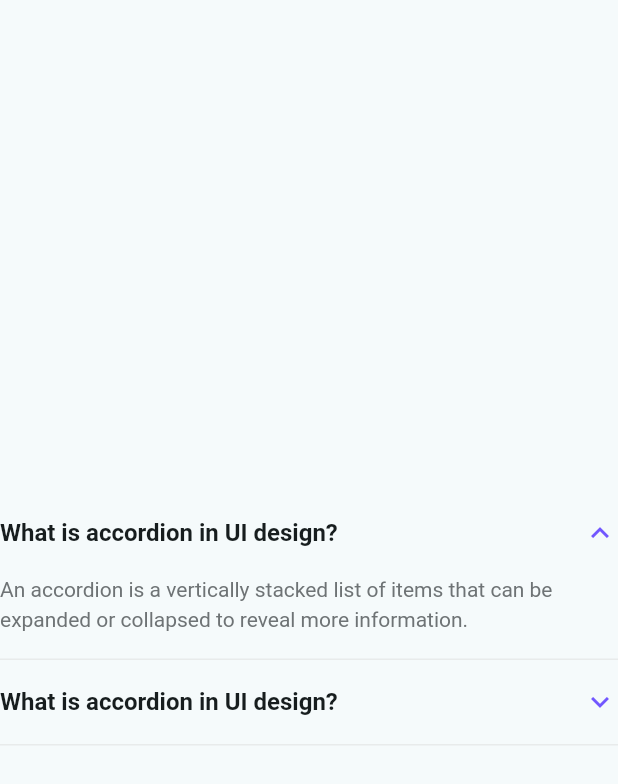
After one commit to nucleusui/nucleus-flutter, a Flutter app: the AccordionPage screen opened by its route, after a tap on "What is accordion in UI design?", on a phone screen of 412 x 824 dp. The commit adds this screen. Shown: the top 784 px of the screen. Run offline on Flutter 3.47's test engine with Material 3 defaults, Android fonts, the phone set to English and light mode, and no system bars; our stand-ins replace flutter_svg, go_router, web; missing offline and left inert: dart:js_interop; statements that could not run were skipped.

Commit message:
feat: create Accordion component

````diff
--- a/lib/nucleus_ui.dart
+++ b/lib/nucleus_ui.dart
@@ -1,4 +1,5 @@
 // Components
+export 'src/accordion.dart';
 export 'src/avatar.dart';
 export 'src/badge.dart';
 export 'src/button.dart';
--- /dev/null
+++ b/lib/src/accordion.dart
@@ -0,0 +1,221 @@
+import 'package:flutter/material.dart';
+import 'package:nucleus_ui/constant/colors.dart';
+import 'package:nucleus_ui/constant/typography.dart';
+import 'package:nucleus_ui/extension/context.dart';
+
+/// A customizable accordion widget that can expand and collapse content.
+///
+/// The `Accordion` widget displays a list of items that can be expanded
+/// or collapsed to reveal more information. Each item consists of a header
+/// and expandable content.
+///
+/// Example usage:
+/// ```dart
+/// Accordion(
+///   items: [
+///     AccordionItem(
+///       title: 'What is accordion in UI design?',
+///       content: 'An accordion is a vertically stacked list of items that can be expanded or collapsed to reveal more information.',
+///     ),
+///     AccordionItem(
+///       title: 'Another question',
+///       content: 'This is the answer to another question.',
+///     ),
+///   ],
+/// )
+/// ```
+class Accordion extends StatelessWidget {
+  /// Creates an `Accordion` widget.
+  ///
+  /// The [items] parameter is required and specifies the accordion items.
+  const Accordion({
+    super.key,
+    required this.items,
+    this.type = AccordionType.simple,
+    this.expandAll = false,
+    this.borderRadius = const BorderRadius.all(Radius.circular(8)),
+    this.dividerColor,
+    this.headerBackgroundColor,
+    this.headerTextStyle,
+    this.contentBackgroundColor,
+    this.contentTextStyle,
+    this.expandIcon = Icons.expand_more,
+    this.collapseIcon = Icons.expand_less,
+    this.customExpandIcon,
+    this.customCollapseIcon,
+    this.iconColor,
+    this.padding = const EdgeInsets.symmetric(vertical: 16),
+  });
+
+  /// The list of accordion items to display.
+  final List<AccordionItem> items;
+
+  /// The type of accordion to display.
+  final AccordionType type;
+
+  /// Expand by default.
+  final bool expandAll;
+
+  /// The border radius of the accordion items.
+  final BorderRadius borderRadius;
+
+  /// The color of the divider between accordion items.
+  final Color? dividerColor;
+
+  /// The background color of the header.
+  final Color? headerBackgroundColor;
+
+  /// The text style for the header title.
+  final TextStyle? headerTextStyle;
+
+  /// The background color of the content section.
+  final Color? contentBackgroundColor;
+
+  /// The text style for the content.
+  final TextStyle? contentTextStyle;
+
+  /// The icon displayed when the accordion is expandable.
+  final IconData expandIcon;
+
+  /// The icon displayed when the accordion is collapsible.
+  final IconData collapseIcon;
+
+  /// A custom widget to display instead of the default icon.
+  final Widget? customExpandIcon;
+
+  /// A custom widget to display instead of the default icon.
+  final Widget? customCollapseIcon;
+
+  /// The color of the expand/collapse icon.
+  final Color? iconColor;
+
+  /// The padding around the header.
+  final EdgeInsetsGeometry padding;
+
+  @override
+  Widget build(BuildContext context) {
+    return Column(
+      children: items.map((e) {
+        var isExpanded = expandAll;
+        return StatefulBuilder(builder: (context, setState) {
+          final cardStyle = type == AccordionType.card;
+
+          return Container(
+            margin: EdgeInsets.only(bottom: cardStyle ? 16 : 0),
+            padding: cardStyle
+                ? const EdgeInsets.symmetric(horizontal: 16)
+                : EdgeInsets.zero,
+            decoration: BoxDecoration(
+              color: cardStyle ? context.color.fgColor : Colors.transparent,
+              borderRadius: cardStyle ? borderRadius : null,
+              border: cardStyle
+                  ? null
+                  : Border(
+                      bottom: BorderSide(
+                        color: dividerColor ?? context.color.borderSubtle,
+                      ),
+                    ),
+              boxShadow: cardStyle
+                  ? [
+                      BoxShadow(
+                        color: context.color.bgColor.withValues(alpha: .5),
+                        blurRadius: 10,
+                      ),
+                    ]
+                  : null,
+            ),
+            child: Column(
+              crossAxisAlignment: CrossAxisAlignment.start,
+              children: [
+                InkWell(
+                  hoverColor: Colors.transparent,
+                  highlightColor: Colors.transparent,
+                  splashColor: Colors.transparent,
+                  focusColor: Colors.transparent,
+                  onTap: () => setState(() => isExpanded = !isExpanded),
+                  borderRadius: borderRadius,
+                  child: Container(
+                    padding: padding,
+                    decoration: BoxDecoration(
+                      color: headerBackgroundColor ?? Colors.transparent,
+                      borderRadius: isExpanded
+                          ? BorderRadius.only(
+                              topLeft: borderRadius.topLeft,
+                              topRight: borderRadius.topRight,
+                            )
+                          : borderRadius,
+                    ),
+                    child: Row(
+                      children: [
+                        Expanded(
+                          child: Text(
+                            e.title,
+                            style: headerTextStyle ?? AppFonts.semiBold16,
+                          ),
+                        ),
+                        Builder(builder: (context) {
+                          if (customCollapseIcon != null && isExpanded) {
+                            return customCollapseIcon!;
+                          }
+
+                          if (customExpandIcon != null && !isExpanded) {
+                            return customExpandIcon!;
+                          }
+
+                          return Icon(
+                            isExpanded ? collapseIcon : expandIcon,
+                            color: iconColor ?? context.color.accentModerate,
+                          );
+                        }),
+                      ],
+                    ),
+                  ),
+                ),
+                Visibility(
+                  visible: isExpanded,
+                  child: Container(
+                    padding: const EdgeInsets.only(bottom: 16),
+                    decoration: BoxDecoration(
+                      color: contentBackgroundColor ?? Colors.transparent,
+                      borderRadius: BorderRadius.only(
+                        bottomLeft: borderRadius.bottomLeft,
+                        bottomRight: borderRadius.bottomRight,
+                      ),
+                    ),
+                    child: Text(
+                      e.content.toString(),
+                      style: contentTextStyle ??
+                          AppFonts.regular14.copyWith(
+                            color: context.color.fgMuted,
+                          ),
+                    ),
+                  ),
+                ),
+              ],
+            ),
+          );
+        });
+      }).toList(),
+    );
+  }
+}
+
+enum AccordionType { simple, card }
+
+/// Represents an individual item in an accordion.
+class AccordionItem {
+  /// Creates an `AccordionItem`.
+  ///
+  /// The [title] and [content] parameters are required.
+  AccordionItem({
+    required this.title,
+    required this.content,
+  });
+
+  /// The title text displayed in the header.
+  final String title;
+
+  /// The content displayed when the item is expanded.
+  /// Can be a string or a widget.
+  final dynamic content;
+}
--- /dev/null
+++ b/playground/lib/pages/accordion.dart
@@ -0,0 +1,60 @@
+import 'package:flutter/material.dart';
+import 'package:nucleus_ui/nucleus_ui.dart';
+
+enum AccordionStyle {
+  simple,
+  card,
+}
+
+class AccordionPage extends StatelessWidget {
+  const AccordionPage({super.key, required this.style});
+
+  final AccordionStyle style;
+
+  @override
+  Widget build(BuildContext context) {
+    final items = [
+      (
+        title: 'What is accordion in UI design?',
+        content:
+            'An accordion is a vertically stacked list of items that can be expanded or collapsed to reveal more information.',
+      ),
+      (
+        title: 'What is accordion in UI design?',
+        content:
+            'An accordion is a vertically stacked list of items that can be expanded or collapsed to reveal more information.',
+      ),
+    ];
+    return Scaffold(
+      body: Center(
+        child: ConstrainedBox(
+          constraints: const BoxConstraints(maxWidth: 500),
+          child: Column(
+            mainAxisAlignment: MainAxisAlignment.center,
+            children: [
+              switch (style) {
+                AccordionStyle.simple => Accordion(
+                    items: items.map((e) {
+                      return AccordionItem(
+                        title: e.title,
+                        content: e.content,
+                      );
+                    }).toList(),
+                  ),
+                AccordionStyle.card => Accordion(
+                    type: AccordionType.card,
+                    items: items.map((e) {
+                      return AccordionItem(
+                        title: e.title,
+                        content: e.content,
+                      );
+                    }).toList(),
+                  ),
+              },
+            ],
+          ),
+        ),
+      ),
+    );
+  }
+}
--- a/playground/lib/router.dart
+++ b/playground/lib/router.dart
@@ -1,5 +1,6 @@
 import 'package:flutter/material.dart' hide ButtonStyle;
 import 'package:go_router/go_router.dart';
+import 'package:playground/pages/accordion.dart';
 import 'package:playground/pages/avatar.dart';
 import 'package:playground/pages/badge.dart';
 import 'package:playground/pages/button.dart';
@@ -72,6 +73,15 @@ final router = GoRouter(
         );
       },
     ),
+    GoRoute(
+      path: '/accordion',
+      builder: (context, state) {
+        final style = state.uri.queryParameters['style'] ?? 'simple';
+        return AccordionPage(
+          style: AccordionStyle.values.byName(style),
+        );
+      },
+    ),
   ],
 );
 
--- a/playground/pubspec.yaml
+++ b/playground/pubspec.yaml
@@ -1,7 +1,7 @@
 name: playground
 description: "The components playground rendered in the Docs site."
 publish_to: 'none'
-version: 1.0.0+4
+version: 1.0.0+6
 environment:
   sdk: ^3.0.0
 
````
Also changed, not shown: 2 other files.
